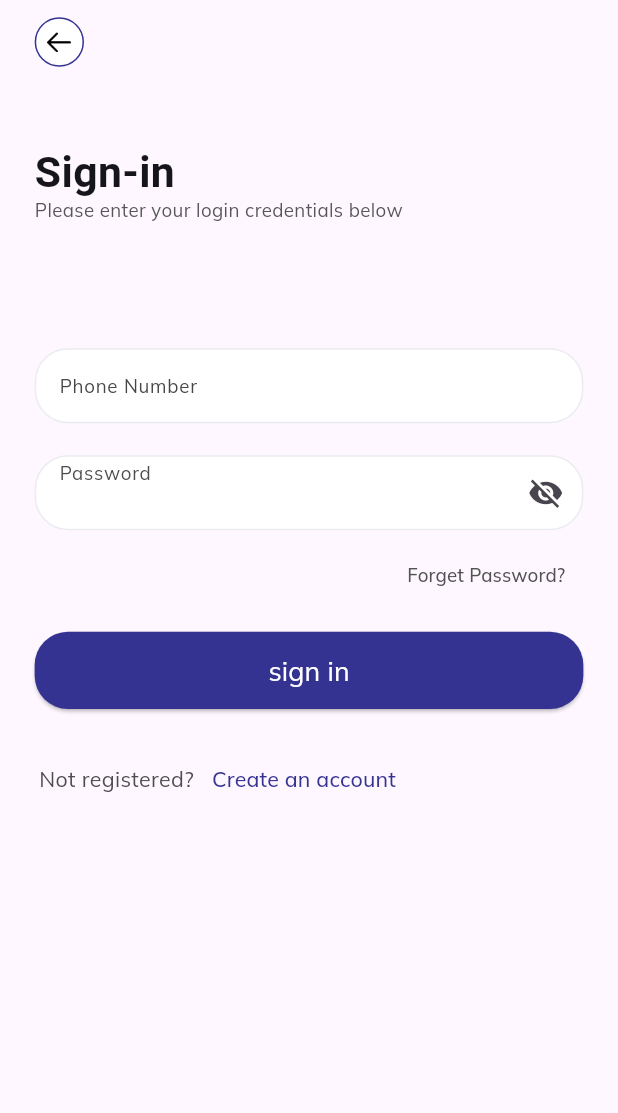
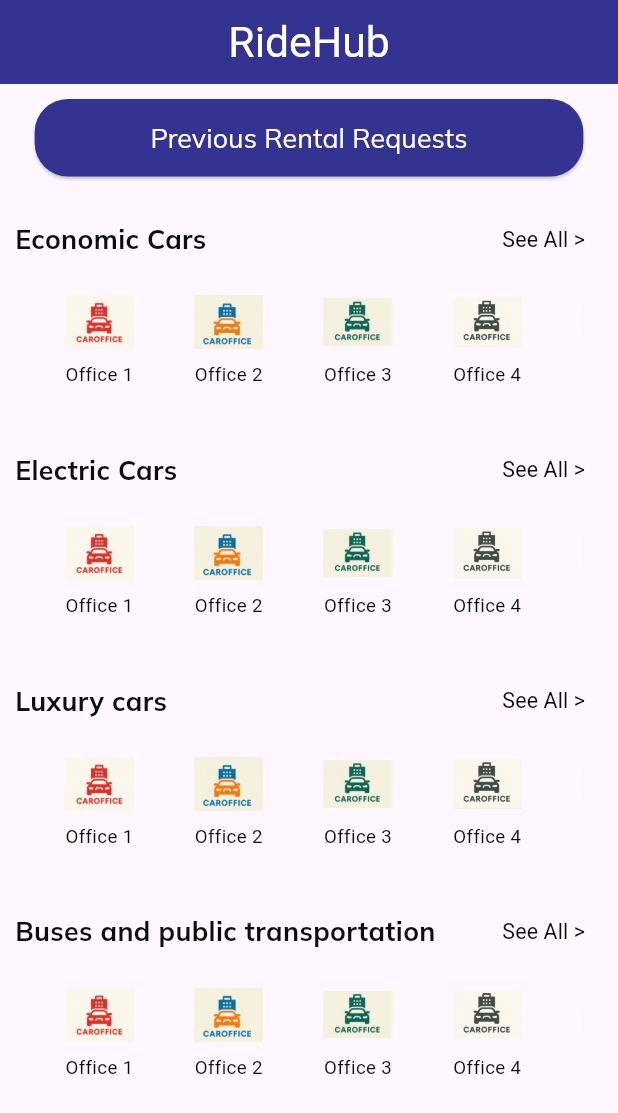
Before and after one commit to abdhuseen/ride_hub, a Flutter app: the screen it shows after launch, on a phone screen of 412 x 824 dp. Shown: the top 1113 px of the screen. Run offline on Flutter 3.47's test engine with Material 3 defaults, Android fonts, the phone set to English and light mode, and no system bars; our stand-ins replace flutter_screenutil, google_fonts; Roboto replaces fonts that are missing (Mako, Mulish-Regular).

Commit message:
Start Rental Home Page

```diff
--- a/lib/main.dart
+++ b/lib/main.dart
@@ -5,6 +5,7 @@ import 'package:provider/provider.dart';
 import 'package:ride_hub/constants/app_lang.dart';
 import 'package:ride_hub/controller/login_controller.dart';
 import 'package:ride_hub/controller/selection_controller.dart';
+import 'package:ride_hub/view/screens/Rental/rental_home.dart';
 import 'package:ride_hub/view/screens/login_screen.dart';
 
 import 'l10n/app_localizations.dart';
@@ -30,6 +31,7 @@ class MyApp extends StatelessWidget {
         ],
         child: MaterialApp(
           title: 'Ride Hub',
+          debugShowCheckedModeBanner: false,
           theme: ThemeData(
             colorScheme: ColorScheme.fromSeed(seedColor: Colors.deepPurple),
             useMaterial3: true,
@@ -49,7 +51,7 @@ class MyApp extends StatelessWidget {
 
         );
       },
-      child:LoginScreen(),
+      child:RentalHome(),
     );
   }
 }
--- /dev/null
+++ b/lib/view/app_widgets/home_vertical_list.dart
@@ -0,0 +1,73 @@
+import 'package:flutter/material.dart';
+import 'package:flutter_screenutil/flutter_screenutil.dart';
+import 'package:ride_hub/constants/app_constants.dart';
+import 'package:ride_hub/constants/app_lang.dart';
+import 'package:ride_hub/model/office.dart';
+import 'package:ride_hub/view/app_widgets/inputs/base_text.dart';
+
+class HomeVerticalList extends StatelessWidget {
+  String listTitle;
+  List<Office> officeList;
+
+  HomeVerticalList({super.key, required this.listTitle,required this.officeList});
+
+  @override
+  Widget build(BuildContext context) {
+    return  Column(
+      children: [
+        Row(
+          mainAxisAlignment: MainAxisAlignment.spaceBetween,
+          children: [
+            BaseText(
+              text: listTitle,
+              fontSize: AppConstants.size5.sp,
+              FontFamily: 'Mulish-Bold',
+              textColor: AppConstants.primaryTextColor,
+            ),
+            TextButton(
+              onPressed: () {},
+              child: BaseText(
+                text: "${AppLang.getLang(context: context).see_all} >",
+                fontSize: AppConstants.size6.sp,
+                FontFamily: 'Roboto-Regular',
+                textColor: AppConstants.primaryTextColor,
+              ),
+            ),
+          ],
+        ),
+        SizedBox(
+          width: 380.w,
+          height: 119.h,
+          child: Padding(
+            padding: const EdgeInsets.only(top: 10, bottom: 10),
+            child: ListView.builder(
+              scrollDirection: Axis.horizontal,
+              itemCount: 5,
+              itemBuilder: (context, index) {
+                return Padding(
+                  padding: const EdgeInsets.only(left: 20, right: 20),
+                  child: Column(
+                    children: [
+                      Image.asset(
+                        officeList[index].imgLink,
+                        height: 48.h,
+                        width: 48.w,
+                      ),
+                      SizedBox(height: 5),
+                      BaseText(
+                        text: officeList[index].name,
+                        fontSize: AppConstants.size8.sp,
+                        FontFamily: 'Mulish-Regular',
+                        textColor: AppConstants.primaryTextColor,
+                      ),
+                    ],
+                  ),
+                );
+              },
+            ),
+          ),
+        ),
+      ],
+    );
+  }
+}
--- /dev/null
+++ b/lib/view/app_widgets/inputs/base_text.dart
@@ -0,0 +1,30 @@
+import 'package:flutter/material.dart';
+import 'package:flutter_screenutil/flutter_screenutil.dart';
+import 'package:ride_hub/constants/app_constants.dart';
+
+class BaseText extends StatelessWidget {
+  String text;
+  Color textColor;
+  String FontFamily;
+  double fontSize;
+
+  BaseText({
+    super.key,
+    required this.text,
+    required this.fontSize,
+    required this.FontFamily,
+    required this.textColor,
+  });
+
+  @override
+  Widget build(BuildContext context) {
+    return Text(
+      text,
+      style: TextStyle(
+        color: textColor,
+        fontFamily: FontFamily,
+        fontSize: fontSize,
+      ),
+    );
+  }
+}
--- /dev/null
+++ b/lib/view/screens/Rental/rental_home.dart
@@ -0,0 +1,175 @@
+import 'package:flutter/material.dart';
+import 'package:flutter_screenutil/flutter_screenutil.dart';
+import 'package:ride_hub/constants/app_constants.dart';
+import 'package:ride_hub/constants/app_lang.dart';
+import 'package:ride_hub/model/office.dart';
+import 'package:ride_hub/view/app_widgets/buttons/primary_button.dart';
+import 'package:ride_hub/view/app_widgets/home_vertical_list.dart';
+import 'package:ride_hub/view/app_widgets/inputs/base_text.dart';
+
+class RentalHome extends StatelessWidget {
+  RentalHome({super.key});
+
+  List<Office> economicOffices = [
+    Office(
+      name: 'Office 1',
+      imgLink: 'assets/images/carOffice1.png',
+      rate: 4,
+      numberOfReservations: 200,
+    ),
+    Office(
+      name: 'Office 2',
+      imgLink: 'assets/images/carOffice2.png',
+      rate: 4,
+      numberOfReservations: 200,
+    ),
+    Office(
+      name: 'Office 3',
+      imgLink: 'assets/images/carOffice3.png',
+      rate: 4,
+      numberOfReservations: 200,
+    ),
+    Office(
+      name: 'Office 4',
+      imgLink: 'assets/images/carOffice4.png',
+      rate: 4,
+      numberOfReservations: 200,
+    ),
+    Office(
+      name: 'Office 5',
+      imgLink: 'assets/images/carOffice5.png',
+      rate: 4,
+      numberOfReservations: 200,
+    ),
+  ];
+  List<Office> electricOffices = [
+    Office(
+      name: 'Office 1',
+      imgLink: 'assets/images/carOffice1.png',
+      rate: 4,
+      numberOfReservations: 200,
+    ),
+    Office(
+      name: 'Office 2',
+      imgLink: 'assets/images/carOffice2.png',
+      rate: 4,
+      numberOfReservations: 200,
+    ),
+    Office(
+      name: 'Office 3',
+      imgLink: 'assets/images/carOffice3.png',
+      rate: 4,
+      numberOfReservations: 200,
+    ),
+    Office(
+      name: 'Office 4',
+      imgLink: 'assets/images/carOffice4.png',
+      rate: 4,
+      numberOfReservations: 200,
+    ),
+    Office(
+      name: 'Office 5',
+      imgLink: 'assets/images/carOffice5.png',
+      rate: 4,
+      numberOfReservations: 200,
+    ),
+  ];
+  List<Office> luxuryOffices = [
+    Office(
+      name: 'Office 1',
+      imgLink: 'assets/images/carOffice1.png',
+      rate: 4,
+      numberOfReservations: 200,
+    ),
+    Office(
+      name: 'Office 2',
+      imgLink: 'assets/images/carOffice2.png',
+      rate: 4,
+      numberOfReservations: 200,
+    ),
+    Office(
+      name: 'Office 3',
+      imgLink: 'assets/images/carOffice3.png',
+      rate: 4,
+      numberOfReservations: 200,
+    ),
+    Office(
+      name: 'Office 4',
+      imgLink: 'assets/images/carOffice4.png',
+      rate: 4,
+      numberOfReservations: 200,
+    ),
+    Office(
+      name: 'Office 5',
+      imgLink: 'assets/images/carOffice5.png',
+      rate: 4,
+      numberOfReservations: 200,
+    ),
+  ];
+  List<Office> busesOffices = [
+    Office(
+      name: 'Office 1',
+      imgLink: 'assets/images/carOffice1.png',
+      rate: 4,
+      numberOfReservations: 200,
+    ),
+    Office(
+      name: 'Office 2',
+      imgLink: 'assets/images/carOffice2.png',
+      rate: 4,
+      numberOfReservations: 200,
+    ),
+    Office(
+      name: 'Office 3',
+      imgLink: 'assets/images/carOffice3.png',
+      rate: 4,
+      numberOfReservations: 200,
+    ),
+    Office(
+      name: 'Office 4',
+      imgLink: 'assets/images/carOffice4.png',
+      rate: 4,
+      numberOfReservations: 200,
+    ),
+    Office(
+      name: 'Office 5',
+      imgLink: 'assets/images/carOffice5.png',
+      rate: 4,
+      numberOfReservations: 200,
+    ),
+  ];
+
+  @override
+  Widget build(BuildContext context) {
+    return Scaffold(
+      appBar: AppBar(
+        backgroundColor: AppConstants.primaryColor,
+        title: Center(
+          child: BaseText(
+            text: 'RideHub',
+            fontSize: AppConstants.size2.sp,
+            FontFamily: '',
+            textColor: AppConstants.secondaryColor,
+          ),
+        ),
+      ),
+      body: SingleChildScrollView(
+        child: Center(
+          child: Padding(
+            padding: const EdgeInsets.all(10.0),
+            child: Column(
+              children: [
+                PrimaryButton(text: 'Previous Rental Requests', onClick: () {}),
+                SizedBox(height: 20.h),
+               HomeVerticalList(listTitle: AppLang.getLang(context: context).economic_cars,officeList: economicOffices,),
+                HomeVerticalList(listTitle: AppLang.getLang(context: context).electric_cars,officeList: electricOffices,),
+                HomeVerticalList(listTitle: AppLang.getLang(context: context).luxury_cars,officeList: luxuryOffices,),
+                HomeVerticalList(listTitle: AppLang.getLang(context: context).buses_and_public_transportation,officeList: busesOffices,),
+              ],
+            ),
+          ),
+        ),
+      ),
+    );
+  }
+}
```
Also changed, not shown: pubspec.yaml (+12 -5 lines), assets/fonts/Mulish-Bold.ttf (added), assets/fonts/Mulish-Regular.ttf (added), assets/fonts/Roboto-Regular.ttf (added), assets/images/carOffice1.png (added), assets/images/carOffice2.png (added), assets/images/carOffice3.png (added), assets/images/carOffice4.png (added), assets/images/carOffice5.png (added).
